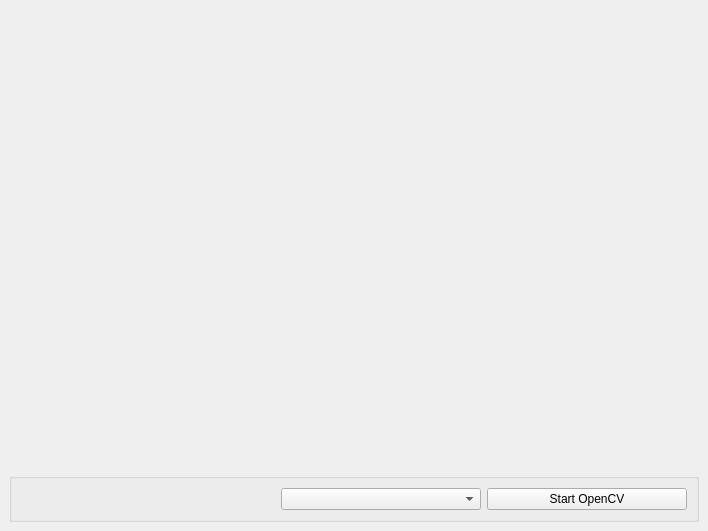
Before: the Qt Designer form mainwindow.ui in MiguelFerrerF/OpenCVTest, drawn with Qt 5.
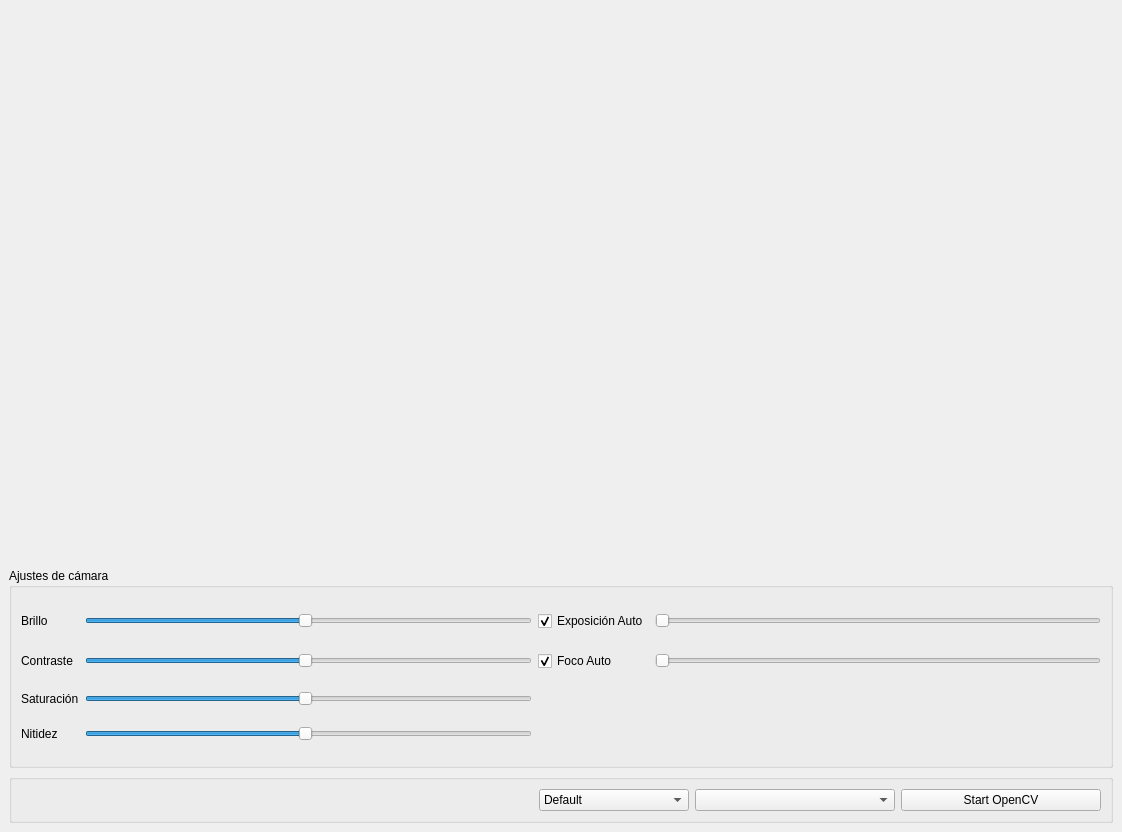
After: the same form once the commit is applied.

Commit message:
Refactors UI controls and improves camera settings handling
Replaces manual focus and resolution controls with centralized UI-based
widgets for improved maintainability and usability. Introduces new
controls for sharpness and auto-exposure with streamlined property
handling. Updates code to utilize UI elements directly, removing
redundant member variables.

Enhances resolution handling logic and simplifies signal-slot
connections. Refactors property support checks for better alignment
with the camera's capabilities. Updates .clang-format and VS Code
settings for consistency.

The edit to the form file:
```diff
--- a/mainwindow.ui
+++ b/mainwindow.ui
@@ -6,8 +6,8 @@
    <rect>
     <x>0</x>
     <y>0</y>
-    <width>708</width>
-    <height>531</height>
+    <width>1122</width>
+    <height>832</height>
    </rect>
   </property>
   <property name="windowTitle">
@@ -20,6 +20,150 @@
       <property name="text">
        <string/>
       </property>
+      <property name="alignment">
+       <set>Qt::AlignmentFlag::AlignCenter</set>
+      </property>
+     </widget>
+    </item>
+    <item>
+     <widget class="QGroupBox" name="groupBox">
+      <property name="maximumSize">
+       <size>
+        <width>16777215</width>
+        <height>200</height>
+       </size>
+      </property>
+      <property name="title">
+       <string>Ajustes de cámara</string>
+      </property>
+      <layout class="QGridLayout" name="gridLayout">
+       <item row="2" column="3">
+        <widget class="QCheckBox" name="checkBoxFocoAuto">
+         <property name="text">
+          <string>Foco Auto</string>
+         </property>
+         <property name="checked">
+          <bool>true</bool>
+         </property>
+        </widget>
+       </item>
+       <item row="5" column="1">
+        <widget class="QSlider" name="horizontalSliderNitidez">
+         <property name="maximum">
+          <number>255</number>
+         </property>
+         <property name="value">
+          <number>126</number>
+         </property>
+         <property name="orientation">
+          <enum>Qt::Orientation::Horizontal</enum>
+         </property>
+        </widget>
+       </item>
+       <item row="3" column="1">
+        <widget class="QSlider" name="horizontalSliderSaturacion">
+         <property name="maximum">
+          <number>255</number>
+         </property>
+         <property name="value">
+          <number>126</number>
+         </property>
+         <property name="orientation">
+          <enum>Qt::Orientation::Horizontal</enum>
+         </property>
+        </widget>
+       </item>
+       <item row="3" column="0">
+        <widget class="QLabel" name="labelSaturacion">
+         <property name="text">
+          <string>Saturación</string>
+         </property>
+        </widget>
+       </item>
+       <item row="0" column="3">
+        <widget class="QCheckBox" name="checkBoxExposicionAuto">
+         <property name="text">
+          <string>Exposición Auto</string>
+         </property>
+         <property name="checked">
+          <bool>true</bool>
+         </property>
+         <property name="tristate">
+          <bool>false</bool>
+         </property>
+        </widget>
+       </item>
+       <item row="2" column="1">
+        <widget class="QSlider" name="horizontalSliderContraste">
+         <property name="maximum">
+          <number>255</number>
+         </property>
+         <property name="value">
+          <number>126</number>
+         </property>
+         <property name="orientation">
+          <enum>Qt::Orientation::Horizontal</enum>
+         </property>
+        </widget>
+       </item>
+       <item row="0" column="0">
+        <widget class="QLabel" name="labelBrillo">
+         <property name="text">
+          <string>Brillo</string>
+         </property>
+        </widget>
+       </item>
+       <item row="5" column="0">
+        <widget class="QLabel" name="labelNitidez">
+         <property name="text">
+          <string>Nitidez</string>
+         </property>
+        </widget>
+       </item>
+       <item row="2" column="0">
+        <widget class="QLabel" name="labelContraste">
+         <property name="text">
+          <string>Contraste</string>
+         </property>
+        </widget>
+       </item>
+       <item row="0" column="1">
+        <widget class="QSlider" name="horizontalSliderBrillo">
+         <property name="maximum">
+          <number>255</number>
+         </property>
+         <property name="value">
+          <number>126</number>
+         </property>
+         <property name="orientation">
+          <enum>Qt::Orientation::Horizontal</enum>
+         </property>
+        </widget>
+       </item>
+       <item row="0" column="4">
+        <widget class="QSlider" name="horizontalSliderExposicionAuto">
+         <property name="maximum">
+          <number>100</number>
+         </property>
+         <property name="value">
+          <number>0</number>
+         </property>
+         <property name="orientation">
+          <enum>Qt::Orientation::Horizontal</enum>
+         </property>
+        </widget>
+       </item>
+       <item row="2" column="4">
+        <widget class="QSlider" name="horizontalSliderFocoAuto">
+         <property name="maximum">
+          <number>100</number>
+         </property>
+         <property name="orientation">
+          <enum>Qt::Orientation::Horizontal</enum>
+         </property>
+        </widget>
+       </item>
+      </layout>
      </widget>
     </item>
     <item>
@@ -50,6 +194,41 @@
          </property>
         </spacer>
        </item>
+       <item>
+        <widget class="QComboBox" name="comboBoxResolution">
+         <property name="minimumSize">
+          <size>
+           <width>150</width>
+           <height>0</height>
+          </size>
+         </property>
+         <item>
+          <property name="text">
+           <string>Default</string>
+          </property>
+         </item>
+         <item>
+          <property name="text">
+           <string>1920x1080</string>
+          </property>
+         </item>
+         <item>
+          <property name="text">
+           <string>1280x720</string>
+          </property>
+         </item>
+         <item>
+          <property name="text">
+           <string>640x360</string>
+          </property>
+         </item>
+         <item>
+          <property name="text">
+           <string>432x240</string>
+          </property>
+         </item>
+        </widget>
+       </item>
        <item>
         <widget class="QComboBox" name="comboBoxCameras">
          <property name="minimumSize">
```
The commit also changes 7 other files.
